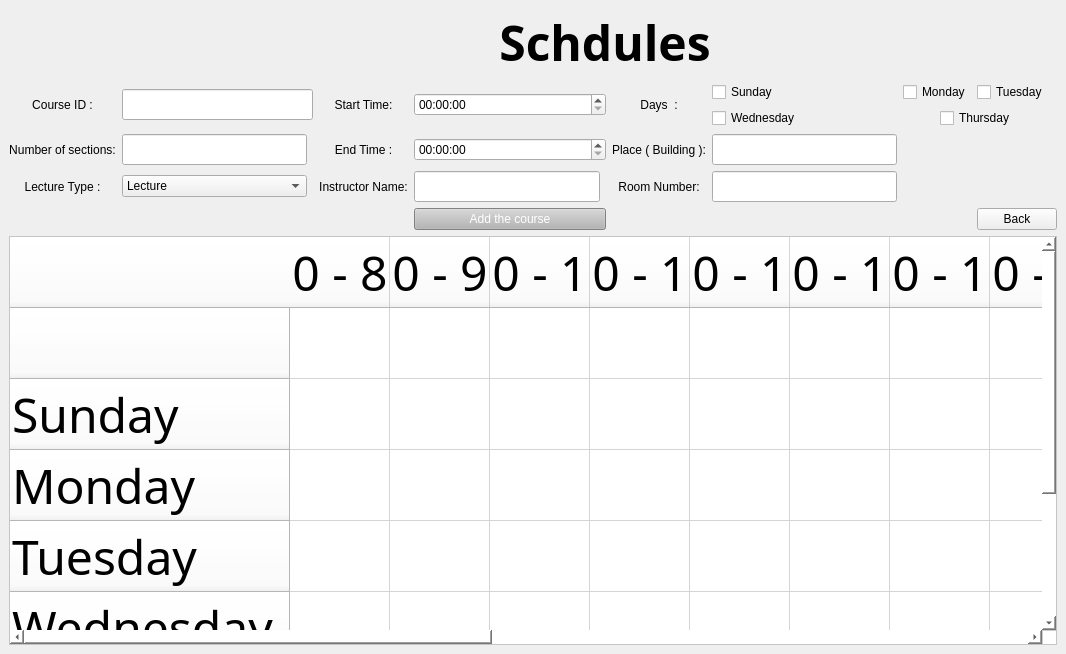
The window that GUI_Schdules.ui (nwaaf20050-netizen/EE202_Course_Project) describes before a commit, drawn with Qt 5.
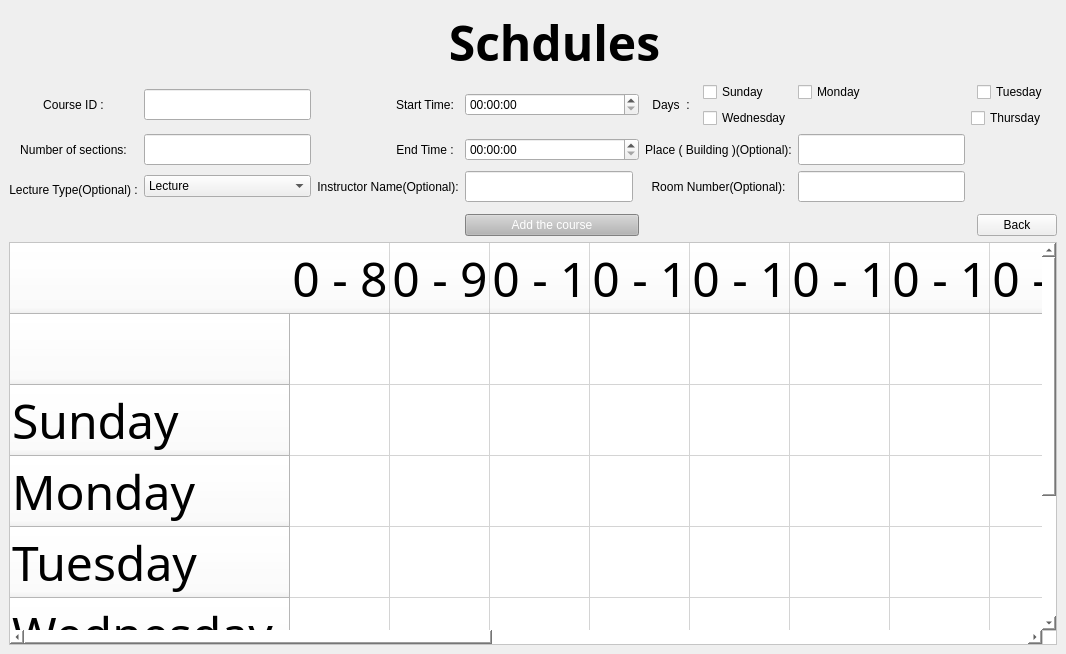
The same window after the commit.

```diff
--- a/GUI_Schdules.ui
+++ b/GUI_Schdules.ui
@@ -170,70 +170,6 @@
       </property>
      </widget>
     </item>
-    <item row="4" column="7">
-     <widget class="QLineEdit" name="lineEdit_room">
-      <property name="font">
-       <font>
-        <family>Rockwell</family>
-        <pointsize>12</pointsize>
-        <weight>50</weight>
-        <italic>false</italic>
-        <bold>false</bold>
-       </font>
-      </property>
-      <property name="styleSheet">
-       <string notr="true">font:12pt &quot;Rockwell&quot;</string>
-      </property>
-      <property name="alignment">
-       <set>Qt::AlignCenter</set>
-      </property>
-     </widget>
-    </item>
-    <item row="3" column="7">
-     <widget class="QLineEdit" name="lineEdit_place">
-      <property name="font">
-       <font>
-        <family>Rockwell</family>
-        <pointsize>12</pointsize>
-        <weight>50</weight>
-        <italic>false</italic>
-        <bold>false</bold>
-       </font>
-      </property>
-      <property name="styleSheet">
-       <string notr="true">font:12pt &quot;Rockwell&quot;</string>
-      </property>
-      <property name="alignment">
-       <set>Qt::AlignCenter</set>
-      </property>
-     </widget>
-    </item>
-    <item row="4" column="6">
-     <widget class="QLabel" name="label_8">
-      <property name="styleSheet">
-       <string notr="true">font: 9pt &quot;Rockwell&quot;;</string>
-      </property>
-      <property name="text">
-       <string>Room Number:</string>
-      </property>
-      <property name="alignment">
-       <set>Qt::AlignCenter</set>
-      </property>
-     </widget>
-    </item>
-    <item row="3" column="6">
-     <widget class="QLabel" name="label_9">
-      <property name="styleSheet">
-       <string notr="true">font: 9pt &quot;Rockwell&quot;;</string>
-      </property>
-      <property name="text">
-       <string>Place ( Building ):</string>
-      </property>
-      <property name="alignment">
-       <set>Qt::AlignCenter</set>
-      </property>
-     </widget>
-    </item>
     <item row="1" column="6" rowspan="2">
      <widget class="QLabel" name="label_7">
       <property name="styleSheet">
@@ -247,19 +183,6 @@
       </property>
      </widget>
     </item>
-    <item row="4" column="0">
-     <widget class="QLabel" name="label_4">
-      <property name="styleSheet">
-       <string notr="true">font: 9pt &quot;Rockwell&quot;;</string>
-      </property>
-      <property name="text">
-       <string>Lecture Type :</string>
-      </property>
-      <property name="alignment">
-       <set>Qt::AlignCenter</set>
-      </property>
-     </widget>
-    </item>
     <item row="1" column="4" rowspan="2" colspan="2">
      <widget class="QTimeEdit" name="timeEdit_start">
       <property name="styleSheet">
@@ -267,19 +190,6 @@
       </property>
      </widget>
     </item>
-    <item row="4" column="3">
-     <widget class="QLabel" name="label_10">
-      <property name="styleSheet">
-       <string notr="true">font: 9pt &quot;Rockwell&quot;;</string>
-      </property>
-      <property name="text">
-       <string>Instructor Name:</string>
-      </property>
-      <property name="alignment">
-       <set>Qt::AlignCenter</set>
-      </property>
-     </widget>
-    </item>
     <item row="2" column="7">
      <widget class="QCheckBox" name="checkBox_wed">
       <property name="text">
@@ -301,25 +211,6 @@
       </property>
      </widget>
     </item>
-    <item row="1" column="1" rowspan="2" colspan="2">
-     <widget class="QLineEdit" name="lineEdit_CourseCode">
-      <property name="font">
-       <font>
-        <family>Rockwell</family>
-        <pointsize>12</pointsize>
-        <weight>50</weight>
-        <italic>false</italic>
-        <bold>false</bold>
-       </font>
-      </property>
-      <property name="styleSheet">
-       <string notr="true">font:12pt &quot;Rockwell&quot;</string>
-      </property>
-      <property name="alignment">
-       <set>Qt::AlignCenter</set>
-      </property>
-     </widget>
-    </item>
     <item row="1" column="8" colspan="2">
      <widget class="QCheckBox" name="checkBox_mon">
       <property name="text">
@@ -464,6 +355,115 @@
       </property>
      </widget>
     </item>
+    <item row="4" column="0" rowspan="2">
+     <widget class="QLabel" name="label_4">
+      <property name="styleSheet">
+       <string notr="true">font: 9pt &quot;Rockwell&quot;;</string>
+      </property>
+      <property name="text">
+       <string>Lecture Type(Optional) :</string>
+      </property>
+      <property name="alignment">
+       <set>Qt::AlignCenter</set>
+      </property>
+     </widget>
+    </item>
+    <item row="4" column="2" colspan="2">
+     <widget class="QLabel" name="label_10">
+      <property name="styleSheet">
+       <string notr="true">font: 9pt &quot;Rockwell&quot;;</string>
+      </property>
+      <property name="text">
+       <string>Instructor Name(Optional):</string>
+      </property>
+      <property name="alignment">
+       <set>Qt::AlignCenter</set>
+      </property>
+     </widget>
+    </item>
+    <item row="1" column="1" rowspan="2">
+     <widget class="QLineEdit" name="lineEdit_CourseCode">
+      <property name="font">
+       <font>
+        <family>Rockwell</family>
+        <pointsize>12</pointsize>
+        <weight>50</weight>
+        <italic>false</italic>
+        <bold>false</bold>
+       </font>
+      </property>
+      <property name="styleSheet">
+       <string notr="true">font:12pt &quot;Rockwell&quot;</string>
+      </property>
+      <property name="alignment">
+       <set>Qt::AlignCenter</set>
+      </property>
+     </widget>
+    </item>
+    <item row="4" column="8">
+     <widget class="QLineEdit" name="lineEdit_room">
+      <property name="font">
+       <font>
+        <family>Rockwell</family>
+        <pointsize>12</pointsize>
+        <weight>50</weight>
+        <italic>false</italic>
+        <bold>false</bold>
+       </font>
+      </property>
+      <property name="styleSheet">
+       <string notr="true">font:12pt &quot;Rockwell&quot;</string>
+      </property>
+      <property name="alignment">
+       <set>Qt::AlignCenter</set>
+      </property>
+     </widget>
+    </item>
+    <item row="4" column="6" colspan="2">
+     <widget class="QLabel" name="label_8">
+      <property name="styleSheet">
+       <string notr="true">font: 9pt &quot;Rockwell&quot;;</string>
+      </property>
+      <property name="text">
+       <string>Room Number(Optional):</string>
+      </property>
+      <property name="alignment">
+       <set>Qt::AlignCenter</set>
+      </property>
+     </widget>
+    </item>
+    <item row="3" column="8">
+     <widget class="QLineEdit" name="lineEdit_place">
+      <property name="font">
+       <font>
+        <family>Rockwell</family>
+        <pointsize>12</pointsize>
+        <weight>50</weight>
+        <italic>false</italic>
+        <bold>false</bold>
+       </font>
+      </property>
+      <property name="styleSheet">
+       <string notr="true">font:12pt &quot;Rockwell&quot;</string>
+      </property>
+      <property name="alignment">
+       <set>Qt::AlignCenter</set>
+      </property>
+     </widget>
+    </item>
+    <item row="3" column="6" colspan="2">
+     <widget class="QLabel" name="label_9">
+      <property name="styleSheet">
+       <string notr="true">font: 9pt &quot;Rockwell&quot;;</string>
+      </property>
+      <property name="text">
+       <string>Place ( Building )(Optional):</string>
+      </property>
+      <property name="alignment">
+       <set>Qt::AlignCenter</set>
+      </property>
+     </widget>
+    </item>
    </layout>
   </widget>
   <widget class="QMenuBar" name="menubar">
```
